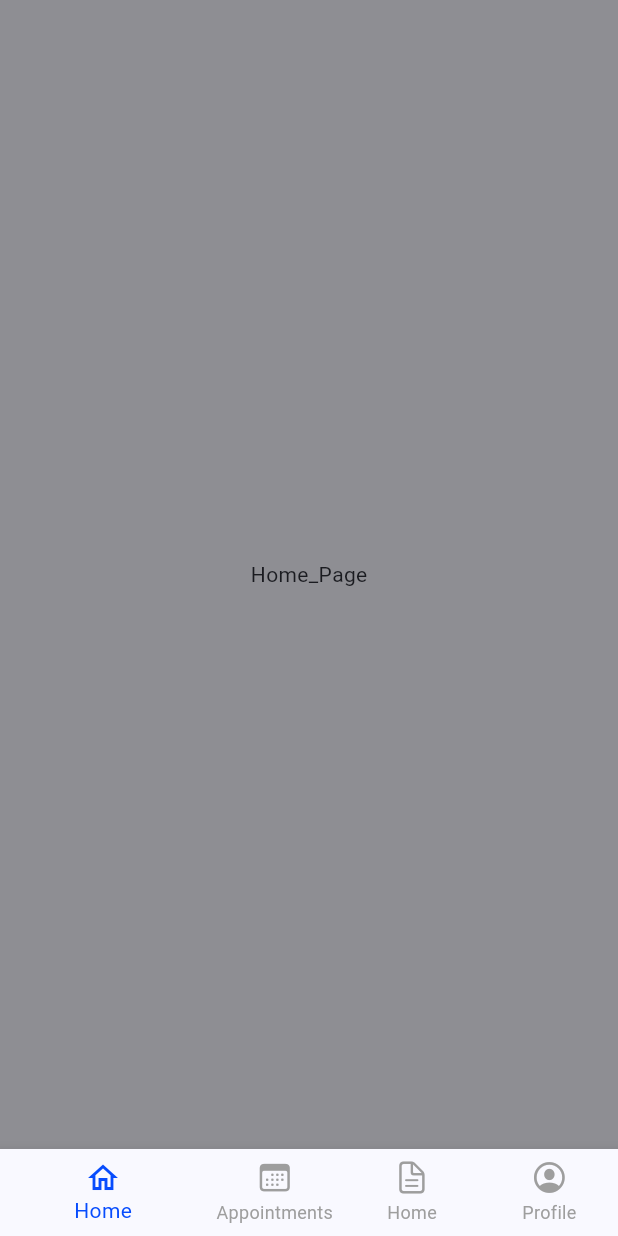
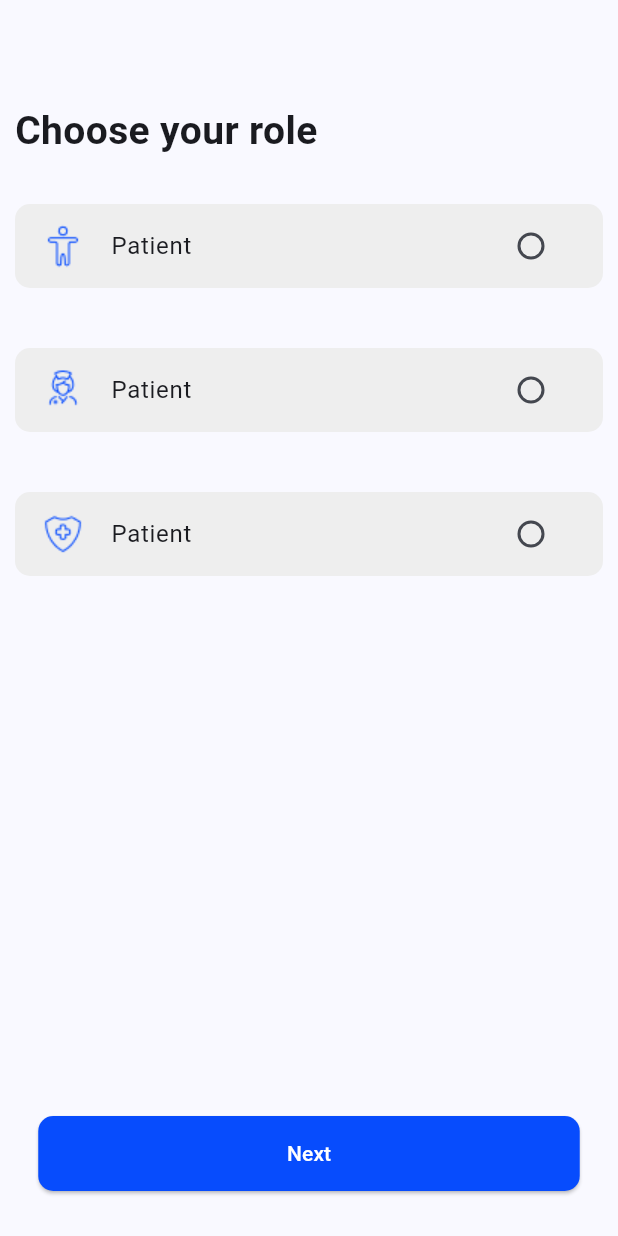
Before and after one commit to Zuhriddinov-O/medi_core, a Flutter app: the screen it shows after launch, on a phone screen of 412 x 824 dp. Run offline on Flutter 3.47's test engine with Material 3 defaults, Android fonts, the phone set to English and light mode, and no system bars; our stand-ins replace gap.

Commit message:
working on intro pages

```diff
--- a/lib/main.dart
+++ b/lib/main.dart
@@ -1,7 +1,6 @@
 import 'package:flutter/cupertino.dart';
 import 'package:flutter/material.dart';
-import 'package:med_city/presentation/pages/intro/intro_page.dart';
-import 'package:med_city/presentation/pages/main_page/main_page.dart';
+import 'package:med_city/presentation/pages/intro/role_page.dart';
 
 void main() {
   runApp(const MyApp());
@@ -19,7 +18,7 @@ class MyApp extends StatelessWidget {
         colorScheme: ColorScheme.fromSeed(seedColor: CupertinoColors.systemBlue),
         useMaterial3: true,
       ),
-      home: const MainPage(),
+      home: const RolePage(),
     );
   }
 }
--- a/lib/presentation/pages/intro/role_page.dart
+++ b/lib/presentation/pages/intro/role_page.dart
@@ -0,0 +1,112 @@
+import 'package:flutter/cupertino.dart';
+import 'package:flutter/material.dart';
+import 'package:gap/gap.dart';
+import 'package:med_city/presentation/pages/intro/togo_registration.dart';
+import 'package:med_city/presentation/widgets/default_button.dart';
+
+class RolePage extends StatefulWidget {
+  const RolePage({super.key});
+
+  @override
+  State<RolePage> createState() => _RolePageState();
+}
+
+bool _checkBoxState1 = false;
+bool _checkBoxState2 = false;
+bool _checkBoxState3 = false;
+
+class _RolePageState extends State<RolePage> {
+  @override
+  Widget build(BuildContext context) {
+    return Scaffold(
+      appBar: AppBar(
+        bottom: PreferredSize(
+          preferredSize: Size(0, 50),
+          child: Padding(
+            padding: const EdgeInsets.only(left: 10.0),
+            child: Align(
+              alignment: Alignment.centerLeft,
+              child: Text(
+                "Choose your role",
+                style: TextStyle(fontWeight: FontWeight.w600, fontSize: 26),
+              ),
+            ),
+          ),
+        ),
+      ),
+      body: Column(
+        children: [
+          Gap(20),
+          Padding(
+            padding: EdgeInsets.all(10),
+            child: ClipRRect(
+              borderRadius: BorderRadius.circular(10),
+              child: ListTile(
+                shape: RoundedRectangleBorder(borderRadius: BorderRadius.circular(10)),
+                tileColor: Colors.grey[200],
+                leading: Image.asset("assets/images/patient.png"),
+                title: Text("Patient"),
+                trailing: Checkbox(
+                  shape: StadiumBorder(),
+                  value: _checkBoxState1,
+                  onChanged: (value) {
+                    _checkBoxState1 = !_checkBoxState1;
+                    _checkBoxState2 = false;
+                    _checkBoxState3 = false;
+                    _checkBoxState1 = value!;
+                    setState(() {});
+                  },
+                ),
+              ),
+            ),
+          ),
+          Gap(20),
+          Padding(
+            padding: EdgeInsets.all(10.0),
+            child: ListTile(
+              shape: RoundedRectangleBorder(borderRadius: BorderRadius.circular(10)),
+              tileColor: Colors.grey[200],
+              leading: Image.asset("assets/images/nurse.png"),
+              title: Text("Patient"),
+              trailing: Checkbox(
+                shape: StadiumBorder(),
+                value: _checkBoxState2,
+                onChanged: (value) {
+                  _checkBoxState2 = !_checkBoxState2;
+                  _checkBoxState1 = false;
+                  _checkBoxState3 = false;
+                  _checkBoxState2 = value!;
+                  setState(() {});
+                },
+              ),
+            ),
+          ),
+          Gap(20),
+          Padding(
+            padding: EdgeInsets.all(10.0),
+            child: ListTile(
+              shape: RoundedRectangleBorder(borderRadius: BorderRadius.circular(10)),
+              tileColor: Colors.grey[200],
+              leading: Image.asset("assets/images/shield.png"),
+              title: Text("Patient"),
+              trailing: Checkbox(
+                shape: StadiumBorder(),
+                value: _checkBoxState3,
+                onChanged: (value) {
+                  _checkBoxState3 = !_checkBoxState3;
+                  _checkBoxState1 = false;
+                  _checkBoxState2 = false;
+                  _checkBoxState3 = value!;
+                  setState(() {});
+                },
+              ),
+            ),
+          ),
+          Expanded(child: Container()),
+         elevatedButton(context, ToGoRegistration(), "Next"),
+          Gap(30)
+        ],
+      ),
+    );
+  }
+}
--- /dev/null
+++ b/lib/presentation/widgets/default_button.dart
@@ -0,0 +1,20 @@
+import 'package:flutter/cupertino.dart';
+import 'package:flutter/material.dart';
+
+elevatedButton(BuildContext context, pageName, String textInButton) {
+  return ElevatedButton(
+    style: ButtonStyle(
+      shape: MaterialStatePropertyAll(RoundedRectangleBorder(borderRadius: BorderRadius.circular(10))),
+      minimumSize: MaterialStatePropertyAll(Size(361, 50)),
+      backgroundColor: MaterialStatePropertyAll(Color(0xff074CFD)),
+    ),
+    onPressed: () {
+      Navigator.of(context).pushAndRemoveUntil(
+          CupertinoPageRoute(
+            builder: (context) => pageName,
+          ),
+          (route) => false);
+    },
+    child: Text(textInButton, style: TextStyle(color: Colors.white)),
+  );
+}
```
Also changed, not shown: lib/presentation/pages/intro/togo_registration.dart (added, +36 -0 lines), 1 other file.
